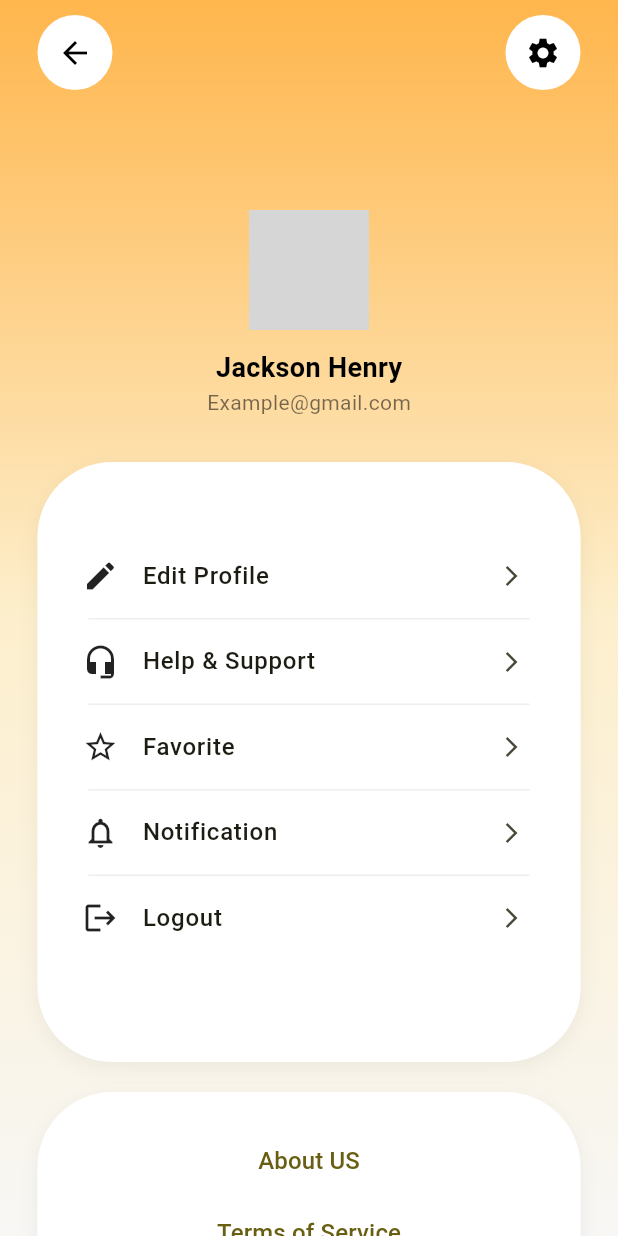
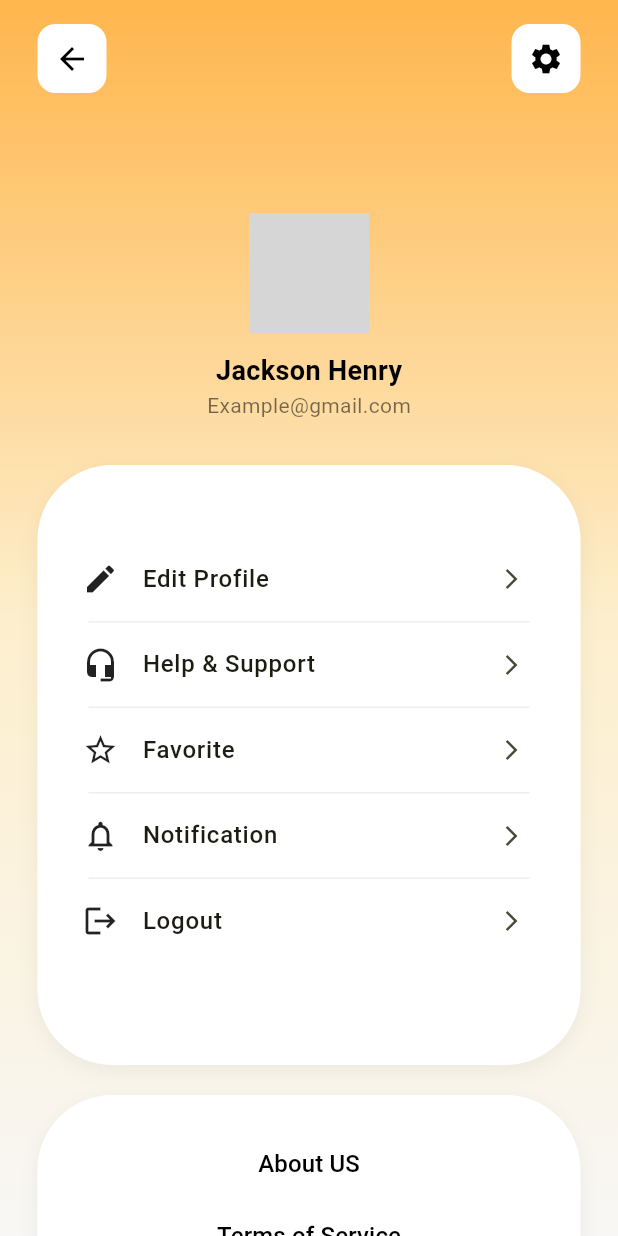
Before and after one commit to sumit-jangid-1708/skilllink, a Flutter app: the ProfileScreen screen opened by its route, on a phone screen of 412 x 824 dp. Run offline on Flutter 3.47's test engine with Material 3 defaults, Android fonts, the phone set to English and light mode, and no system bars; our stand-ins replace fluttertoast, get, google_maps_flutter, image_picker, intl_phone_field, shared_preferences; accounts and stored records are empty; network calls fail; grey boxes are pictures that could not be loaded.

Commit message:
make top action bar widget and use it in the profile screen and booking screen.

```diff
--- /dev/null
+++ b/lib/utils/top_action_bar.dart
@@ -0,0 +1,67 @@
+import 'package:flutter/material.dart';
+import 'package:get/get.dart';
+
+class TopActionBar extends StatelessWidget {
+  final IconData leftIcon;
+  final VoidCallback? onLeftTap;
+  final IconData rightIcon;
+  final VoidCallback? onRightTap;
+  final bool showNotificationDot;
+  final Color backgroundColor;
+  final Color iconColor;
+
+  const TopActionBar({
+    super.key,
+    required this.leftIcon,
+    this.onLeftTap,
+    required this.rightIcon,
+    this.onRightTap,
+    this.showNotificationDot= false,
+    this.backgroundColor= Colors.white,
+    this.iconColor= Colors.black,
+  });
+
+  @override
+  Widget build(BuildContext context) {
+    Widget buildIconButton(IconData icon, VoidCallback? onTap, {bool showDot = false}) {
+      return GestureDetector(
+        onTap: onTap,
+        child: Container(
+          width: 46,
+          height: 46,
+          decoration: BoxDecoration(
+            color: backgroundColor,
+            borderRadius: BorderRadius.circular(12),
+          ),
+          child: Stack(
+            alignment: Alignment.center,
+            children: [
+              Icon(icon, color: iconColor, size: 24),
+              if (showDot)
+                Positioned(
+                  right: 12,
+                  top: 12,
+                  child: Container(
+                    width: 10,
+                    height: 10,
+                    decoration: BoxDecoration(
+                      color: Colors.red,
+                      borderRadius: BorderRadius.circular(50),
+                    ),
+                  ),
+                ),
+            ],
+          ),
+        ),
+      );
+    }
+
+    return Row(
+      mainAxisAlignment: MainAxisAlignment.spaceBetween,
+      children: [
+        buildIconButton(leftIcon, onLeftTap ?? () => Get.back()),
+        buildIconButton(rightIcon, onRightTap, showDot: showNotificationDot),
+      ],
+    );
+  }
+}
--- a/lib/view/profile_screen/profile_screen.dart
+++ b/lib/view/profile_screen/profile_screen.dart
@@ -4,6 +4,7 @@ import 'package:skill_link/utils/curved_background.dart';
 
 import '../../res/colors/app_color.dart' show AppColor;
 import '../../res/components/widgets/profileHeader.dart';
+import '../../utils/top_action_bar.dart';
 
 class ProfileScreen extends StatelessWidget {
   const ProfileScreen({super.key});
@@ -15,58 +16,15 @@ class ProfileScreen extends StatelessWidget {
         child: SafeArea(
           child: SingleChildScrollView(
             child: Padding(
-              padding: EdgeInsets.symmetric(horizontal: 25, vertical: 10),
+              padding: EdgeInsets.symmetric(horizontal: 25, vertical: 16),
               child: Column(
                 children: [
-                  Row(
-                    mainAxisAlignment: MainAxisAlignment.spaceBetween,
-                    children: [
-                      InkWell(
-                        onTap: () {
-                          Get.back();
-                        },
-                        child: Container(
-                          width: 50,
-                          height: 50,
-                          decoration: BoxDecoration(
-                            borderRadius: BorderRadius.circular(50),
-                            // border: BoxBorder.all(width: 1, color: AppColor.blackColor),
-                            color: AppColor.white,
-                          ),
-                          child: Center(
-                            child: Padding(
-                              padding: const EdgeInsets.all(8.0),
-                              child: Icon(
-                                Icons.arrow_back,
-                                color: Colors.black,
-                              ),
-                            ),
-                          ),
-                        ),
-                      ),
-                      InkWell(
-                        onTap: () {},
-                        child: Container(
-                          width: 50,
-                          height: 50,
-                          decoration: BoxDecoration(
-                            borderRadius: BorderRadius.circular(50),
-                            // border: BoxBorder.all(width: 1, color: AppColor.blackColor),
-                            color: AppColor.white,
-                          ),
-                          child: Center(
-                            child: Padding(
-                              padding: const EdgeInsets.all(8.0),
-                              child: Icon(
-                                Icons.settings,
-                                color: Colors.black,
-                              ),
-                            ),
-                          ),
-                        ),
-                      ),
-                    ],
+                  TopActionBar(
+                    leftIcon: Icons.arrow_back,
+                    rightIcon: Icons.settings,
+                    onRightTap: () => Get.toNamed('/settings'),
                   ),
+
                   SizedBox(height: 50),
                   ProfileHeader(
                     avatarPath: "assets/images/avatar.png",
@@ -97,23 +55,58 @@ class ProfileScreen extends StatelessWidget {
                     child: Center(
                       child: Column(
                         children: [
-                          Divider(height: 1,indent:120,endIndent: 120, color: Colors.grey.shade200, thickness: 8,radius: BorderRadius.circular(20)),
-                          SizedBox(height: 25,),
-                          _buildMenuItem(Icons.edit, "Edit Profile", (){}),
-                          Divider(height: 1,indent:20,endIndent: 20, color: Colors.grey.shade200,),
-                          _buildMenuItem(Icons.headset_mic, "Help & Support",(){}),
-                          Divider(height: 1,indent:20,endIndent: 20, color: Colors.grey.shade200,),
-                          _buildMenuItem(Icons.star_border, "Favorite", (){}),
-                          Divider(height: 1,indent:20,endIndent: 20, color: Colors.grey.shade200,),
-                          _buildMenuItem(Icons.notifications_none, "Notification", (){}),
-                          Divider(height: 1,indent:20,endIndent: 20, color: Colors.grey.shade200,),
-                          _buildMenuItem(Icons.logout, "Logout", (){}),
+                          Divider(
+                            height: 1,
+                            indent: 120,
+                            endIndent: 120,
+                            color: Colors.grey.shade200,
+                            thickness: 8,
+                            radius: BorderRadius.circular(20),
+                          ),
+                          SizedBox(height: 25),
+                          _buildMenuItem(Icons.edit, "Edit Profile", () {}),
+                          Divider(
+                            height: 1,
+                            indent: 20,
+                            endIndent: 20,
+                            color: Colors.grey.shade200,
+                          ),
+                          _buildMenuItem(
+                            Icons.headset_mic,
+                            "Help & Support",
+                            () {},
+                          ),
+                          Divider(
+                            height: 1,
+                            indent: 20,
+                            endIndent: 20,
+                            color: Colors.grey.shade200,
+                          ),
+                          _buildMenuItem(Icons.star_border, "Favorite", () {}),
+                          Divider(
+                            height: 1,
+                            indent: 20,
+                            endIndent: 20,
+                            color: Colors.grey.shade200,
+                          ),
+                          _buildMenuItem(
+                            Icons.notifications_none,
+                            "Notification",
+                            () {},
+                          ),
+                          Divider(
+                            height: 1,
+                            indent: 20,
+                            endIndent: 20,
+                            color: Colors.grey.shade200,
+                          ),
+                          _buildMenuItem(Icons.logout, "Logout", () {}),
                         ],
                       ),
                     ),
                   ),
 
-                  SizedBox(height: 20,),
+                  SizedBox(height: 20),
                   Container(
                     width: double.infinity,
                     height: 150,
@@ -135,13 +128,33 @@ class ProfileScreen extends StatelessWidget {
                       ],
                     ),
                     child: Column(
-                      mainAxisAlignment:MainAxisAlignment.start,
+                      mainAxisAlignment: MainAxisAlignment.start,
                       children: [
-                        TextButton(onPressed: (){}, child: Text("About US", style: const TextStyle(fontSize: 16, fontWeight: FontWeight.w500),)),
-                        TextButton(onPressed: (){}, child: Text("Terms of Service", style: const TextStyle(fontSize: 16, fontWeight: FontWeight.w500),))
+                        TextButton(
+                          onPressed: () {},
+                          child: Text(
+                            "About US",
+                            style: const TextStyle(
+                              fontSize: 16,
+                              color: Colors.black,
+                              fontWeight: FontWeight.w500,
+                            ),
+                          ),
+                        ),
+                        TextButton(
+                          onPressed: () {},
+                          child: Text(
+                            "Terms of Service",
+                            style: const TextStyle(
+                              fontSize: 16,
+                              color: Colors.black,
+                              fontWeight: FontWeight.w500,
+                            ),
+                          ),
+                        ),
                       ],
                     ),
-                  )
+                  ),
                 ],
               ),
             ),
@@ -159,7 +172,7 @@ class ProfileScreen extends StatelessWidget {
         style: const TextStyle(fontSize: 16, fontWeight: FontWeight.w500),
       ),
       trailing: const Icon(Icons.arrow_forward_ios, size: 16),
-      onTap: onTap
+      onTap: onTap,
     );
   }
 }
--- a/lib/view_models/controller/booking_controller.dart
+++ b/lib/view_models/controller/booking_controller.dart
@@ -42,7 +42,7 @@ class BookingController extends GetxController {
       Get.snackbar(
         "Incomplete Form",
         "Please select a service type and urgency before booking.",
-        snackPosition: SnackPosition.BOTTOM,
+        snackPosition: SnackPosition.TOP,
       );
       return;
     }
@@ -51,7 +51,7 @@ class BookingController extends GetxController {
     Get.snackbar(
       "Success",
       "Your service has been booked successfully!",
-      snackPosition: SnackPosition.BOTTOM,
+      snackPosition: SnackPosition.TOP,
     );
 
     clearForm(); // optional: reset after booking
```
Also changed, not shown: lib/view/booking_screen/booking_screen.dart (+55 -48 lines).
